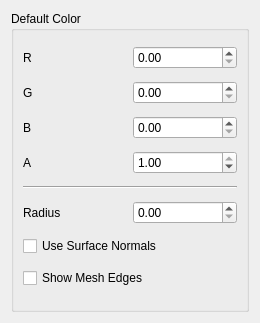
Before: the Qt Designer form src/Interface/Modules/Visualization/ShowFieldVtk.ui in SCIInstitute/SCIRun, drawn with Qt 5.
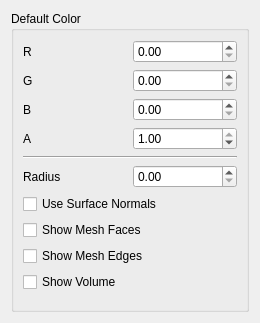
After: the same form once the commit is applied.

Commit message: added ui code to control face and volume for struct vol independently

```diff
--- a/src/Interface/Modules/Visualization/ShowFieldVtk.ui
+++ b/src/Interface/Modules/Visualization/ShowFieldVtk.ui
@@ -140,13 +140,27 @@
         </property>
        </widget>
       </item>
-      <item row="8" column="0" colspan="2">
+       <item row="8" column="0" colspan="2">
+         <widget class="QCheckBox" name="ShowFacesCheckBox_">
+           <property name="text">
+             <string>Show Mesh Faces</string>
+           </property>
+         </widget>
+       </item>
+       <item row="9" column="0" colspan="2">
        <widget class="QCheckBox" name="ShowEdgesCheckBox_">
         <property name="text">
          <string>Show Mesh Edges</string>
         </property>
        </widget>
       </item>
+       <item row="10" column="0" colspan="2">
+         <widget class="QCheckBox" name="ShowVolumeCheckBox_">
+           <property name="text">
+             <string>Show Volume</string>
+           </property>
+         </widget>
+       </item>
      </layout>
     </widget>
    </item>
```
The commit also changes 5 other files.
